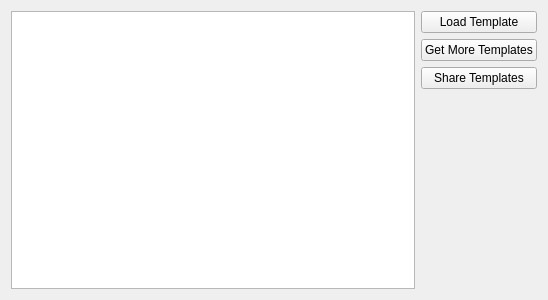
Qt form plugins/templatemanager/templatepage.ui (KDE/kdevelop) before a commit.
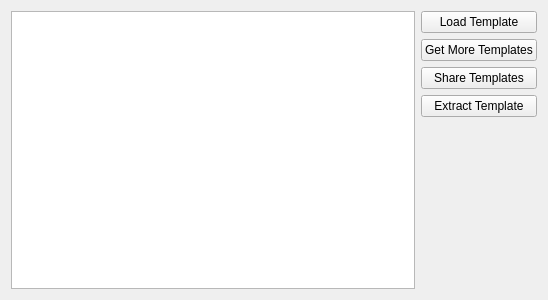
The same form after that commit. Icons and pictures are not drawn. Custom widgets are drawn as their Qt base class.

Commit message:
Allow template archives to be extracted from the Template Manager
This simplifies template creation by copying an existing template

Diff of the .ui file:
```diff
--- a/plugins/templatemanager/templatepage.ui
+++ b/plugins/templatemanager/templatepage.ui
@@ -59,6 +59,16 @@
        </property>
       </widget>
      </item>
+     <item>
+      <widget class="KPushButton" name="extractButton">
+       <property name="text">
+        <string>Extract Template</string>
+       </property>
+       <property name="icon">
+        <iconset theme="archive-extract"/>
+       </property>
+      </widget>
+     </item>
      <item>
       <spacer name="verticalSpacer">
        <property name="orientation">
```
The commit also changes 4 other files.
